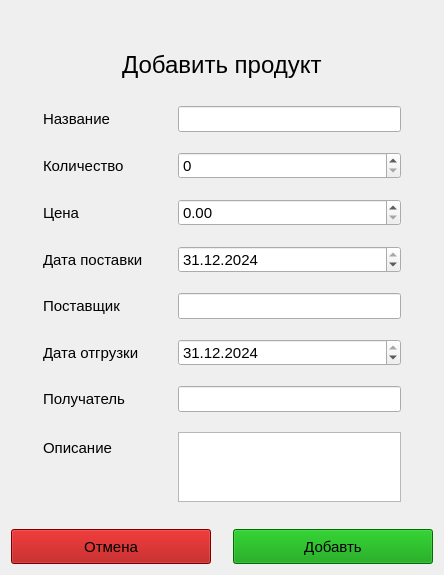
ZXTIKK/ProjectUnic, file UIfiles/addform.ui: the form before one commit.
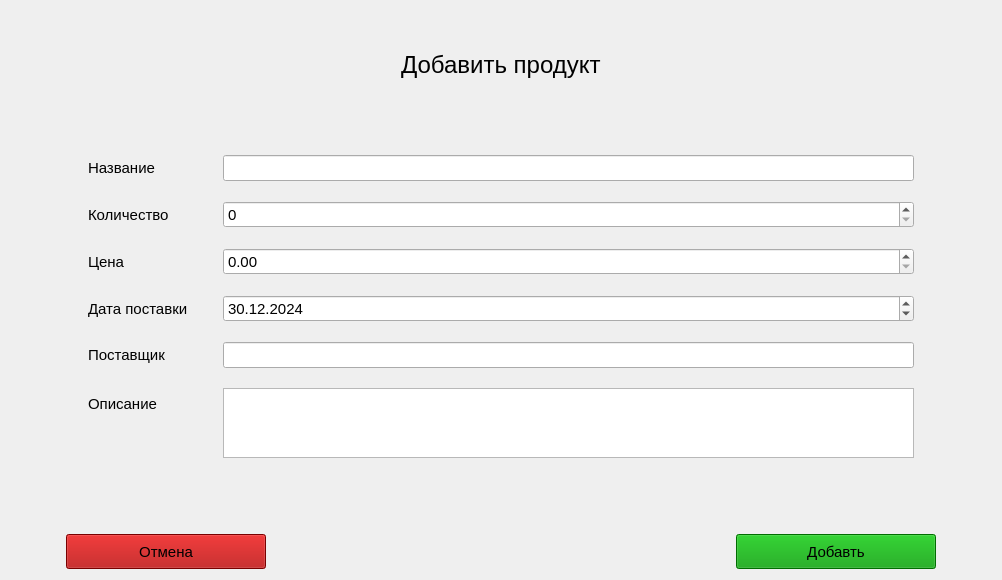
The form after the commit.

What changed in the file:
```diff
--- a/UIfiles/addform.ui
+++ b/UIfiles/addform.ui
@@ -6,8 +6,8 @@
    <rect>
     <x>0</x>
     <y>0</y>
-    <width>444</width>
-    <height>575</height>
+    <width>1002</width>
+    <height>580</height>
    </rect>
   </property>
   <property name="windowTitle">
@@ -247,7 +247,7 @@
          <second>0</second>
          <year>2024</year>
          <month>12</month>
-         <day>31</day>
+         <day>30</day>
         </datetime>
        </property>
        <property name="maximumDate">
@@ -273,65 +273,6 @@
       </widget>
      </item>
      <item row="5" column="0">
-      <widget class="QLabel" name="label_7">
-       <property name="font">
-        <font>
-         <family>Leelawadee UI</family>
-         <pointsize>11</pointsize>
-        </font>
-       </property>
-       <property name="text">
-        <string>Дата отгрузки</string>
-       </property>
-      </widget>
-     </item>
-     <item row="5" column="1">
-      <widget class="QDateEdit" name="dateEdit_dateOut">
-       <property name="font">
-        <font>
-         <family>Leelawadee UI</family>
-         <pointsize>11</pointsize>
-        </font>
-       </property>
-       <property name="dateTime">
-        <datetime>
-         <hour>0</hour>
-         <minute>0</minute>
-         <second>0</second>
-         <year>2024</year>
-         <month>12</month>
-         <day>31</day>
-        </datetime>
-       </property>
-       <property name="displayFormat">
-        <string>dd.MM.yyyy</string>
-       </property>
-      </widget>
-     </item>
-     <item row="6" column="0">
-      <widget class="QLabel" name="label_8">
-       <property name="font">
-        <font>
-         <family>Leelawadee UI</family>
-         <pointsize>11</pointsize>
-        </font>
-       </property>
-       <property name="text">
-        <string>Получатель</string>
-       </property>
-      </widget>
-     </item>
-     <item row="6" column="1">
-      <widget class="QLineEdit" name="lineEdit_recipient">
-       <property name="font">
-        <font>
-         <family>Leelawadee UI</family>
-         <pointsize>11</pointsize>
-        </font>
-       </property>
-      </widget>
-     </item>
-     <item row="7" column="0">
       <widget class="QLabel" name="label_9">
        <property name="font">
         <font>
@@ -344,7 +285,7 @@
        </property>
       </widget>
      </item>
-     <item row="7" column="1">
+     <item row="5" column="1">
       <widget class="QTextEdit" name="textEdit_about">
        <property name="font">
         <font>
```
Left out of the diff: 92 changed lines with no effect on the pictures.
